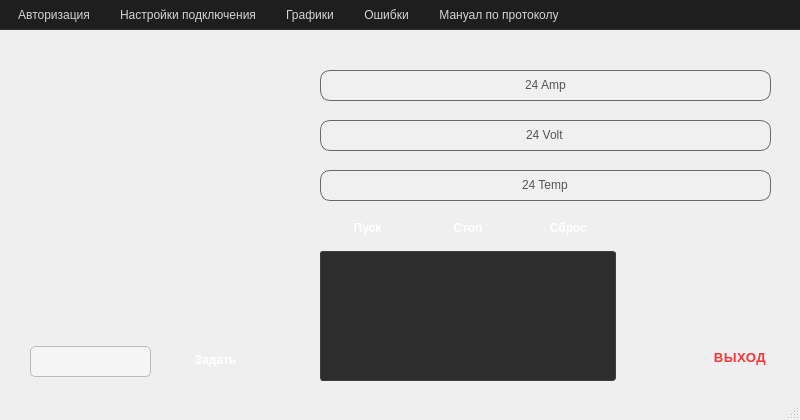
First picture: the form in mainwindow.ui, repository jon007a/Modbus, before the edit.
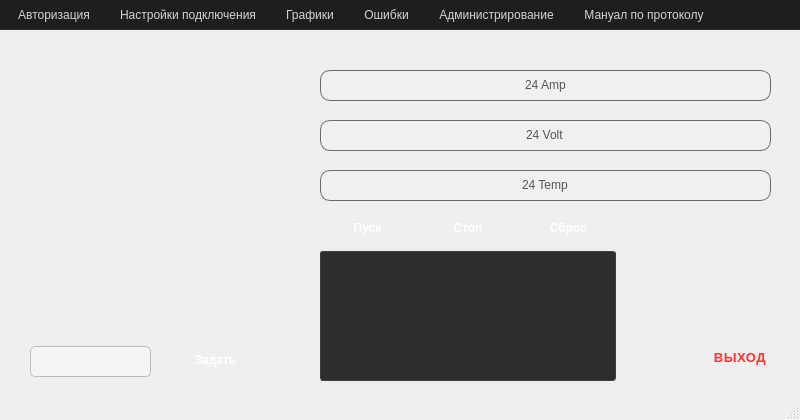
Second picture: the form after the edit.

```diff
--- a/mainwindow.ui
+++ b/mainwindow.ui
@@ -470,7 +470,7 @@
      <x>0</x>
      <y>0</y>
      <width>800</width>
-     <height>33</height>
+     <height>37</height>
     </rect>
    </property>
    <property name="styleSheet">
@@ -554,10 +554,17 @@
     </property>
     <addaction name="actionWarnings"/>
    </widget>
+   <widget class="QMenu" name="menuAdmin">
+    <property name="title">
+     <string>Администрирование</string>
+    </property>
+    <addaction name="actionadminpanel"/>
+   </widget>
    <addaction name="menuStatistic"/>
    <addaction name="menuConnection_type"/>
    <addaction name="menustatistictwo"/>
    <addaction name="menuwarnings"/>
+   <addaction name="menuAdmin"/>
    <addaction name="menuModbusManual"/>
   </widget>
   <action name="actionrtu">
```
Left out of the diff: 7 changed lines with no effect on the pictures.
